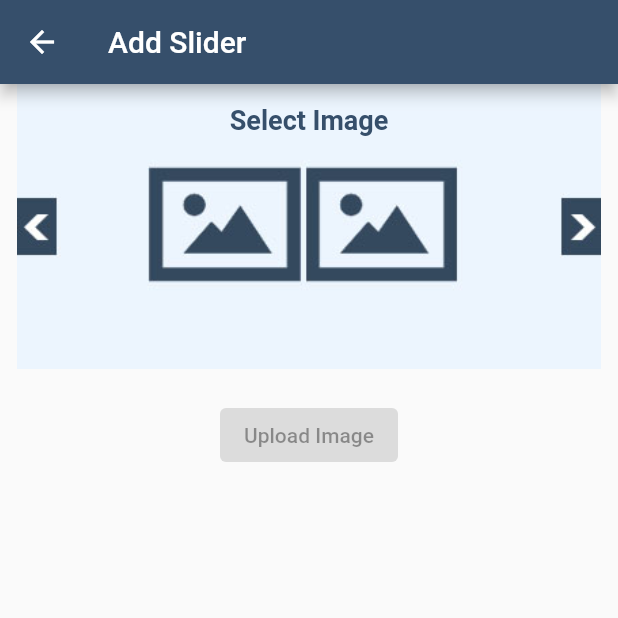
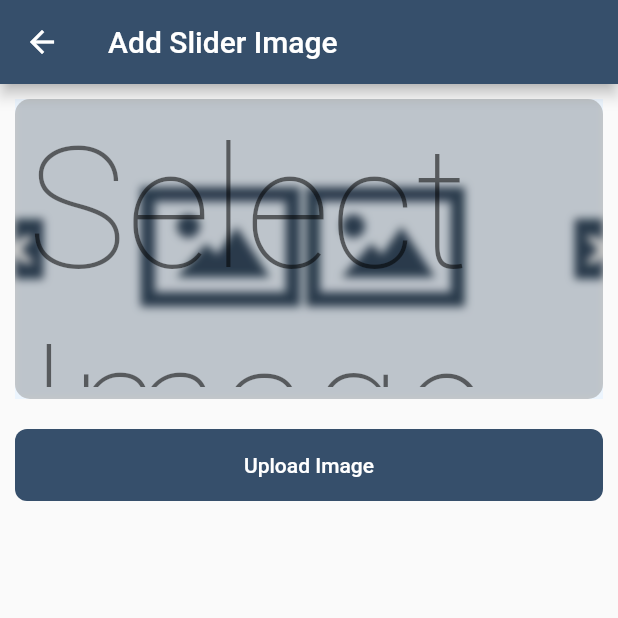
Before and after one commit to Aashish-Dahal/gadget_admin, a Flutter app: the HomeSlider screen opened directly, on a phone screen of 412 x 824 dp, the top half of it. Run offline on Flutter 3.47's test engine with Material 2 defaults, Android fonts, the light colour scheme and no system bars; our stand-ins replace cloud_firestore, equatable, firebase_core, firebase_storage, image_picker; accounts and stored records are empty.

Commit message:
fix: slider screen

```diff
--- a/lib/presentation/screen/slider_screen.dart
+++ b/lib/presentation/screen/slider_screen.dart
@@ -1,9 +1,41 @@
 import 'dart:io';
-import 'package:admin_panel/data/firebase/firebase_base.dart';
-import 'package:firebase_storage/firebase_storage.dart';
-import 'package:flutter/material.dart';
+import 'dart:ui' show ImageFilter;
+import 'package:admin_panel/business/services/firebase_services.dart';
+import 'package:admin_panel/config/style/mp_value.dart';
+import 'package:admin_panel/data/model/slider_model.dart';
+import 'package:flutter/material.dart'
+    show
+        Alignment,
+        AppBar,
+        BackdropFilter,
+        BorderRadius,
+        BoxFit,
+        BuildContext,
+        ClipRRect,
+        Colors,
+        Column,
+        Container,
+        EdgeInsets,
+        ElevatedButton,
+        Image,
+        Key,
+        MainAxisSize,
+        Padding,
+        Scaffold,
+        SizedBox,
+        Stack,
+        StackFit,
+        State,
+        StatefulWidget,
+        Text,
+        TextButton,
+        Theme,
+        TileMode,
+        Widget;
 import 'package:image_picker/image_picker.dart'
     show ImagePicker, ImageSource, XFile;
+
+import '../widgets/button.dart';
 
 class HomeSlider extends StatefulWidget {
   const HomeSlider({Key? key}) : super(key: key);
@@ -19,51 +51,65 @@ class _HomeSliderState extends State<HomeSlider> {
   Widget build(BuildContext context) {
     return Scaffold(
       appBar: AppBar(
-        title: const Text("Add Slider"),
+        title: const Text("Add Slider Image"),
       ),
-      body: Column(
+      body: Padding(
+        padding: const EdgeInsets.only(
+            top: AppPadding.p10, right: AppPadding.p10, left: AppPadding.p10),
+        child: Column(
+          mainAxisSize: MainAxisSize.min,
           children: [
-          Stack(
+            SizedBox(
+              height: 200,
+              child: Stack(
+                fit: StackFit.expand,
                 children: [
-              Container(
-                height: 190,
-                decoration: BoxDecoration(
-                    image: _image != null
-                        ? DecorationImage(
-                            image: FileImage(_image!), fit: BoxFit.cover)
-                        : const DecorationImage(
-                            image: AssetImage(
-                                "assets/images/slider_background.jpg"))),
-              ),
                   _image != null
-                  ? const SizedBox()
-                  : Align(
-                      alignment: Alignment.topCenter,
+                      ? ClipRRect(
+                          borderRadius: BorderRadius.circular(10),
+                          child: Image.file(_image!, fit: BoxFit.cover))
+                      : Image.asset('assets/images/slider_background.jpg',
+                          fit: BoxFit.cover),
+                  ClipRRect(
+                    borderRadius: BorderRadius.circular(10),
+                    child: BackdropFilter(
+                      filter: ImageFilter.blur(
+                          sigmaX: 3, sigmaY: 3, tileMode: TileMode.mirror),
+                      child: Container(
+                          color: Colors.black.withOpacity(.2),
+                          alignment: Alignment.center,
                           child: TextButton(
                               onPressed: () {
                                 _openImagePicker();
                               },
-                          child: const Text(
-                            "Select Image",
-                            style: TextStyle(
-                                fontSize: 18, fontWeight: FontWeight.bold),
-                          ))),
+                              child: Text("Select Image",
+                                  style:
+                                      Theme.of(context).textTheme.headline1))),
+                    ),
+                  ),
                 ],
+              ),
             ),
             const SizedBox(
               height: 20,
             ),
-          ElevatedButton(
-              onPressed: (_image == null)
-                  ? null
+            Button(
+              width: double.infinity,
+              size: ButtonSize.large,
+              type: ButtonType.filled,
+              onPressed: _image == null
+                  ? () {}
                   : () async {
-                      TaskState state = await _uploadImage();
-                      if (state == TaskState.success) {
-                        print("success");
+                      String? url = await FireBaseServices.uploadImage(_image!);
+                      if (url != null) {
+                        FireBaseServices.uploadBannerData(
+                            SliderModel(imagePath: url));
                       }
                     },
-              child: const Text("Upload Image"))
+              child: const Text("Upload Image"),
+            ),
           ],
+        ),
       ),
     );
   }
@@ -77,16 +123,4 @@ class _HomeSliderState extends State<HomeSlider> {
       });
     }
   }
-
-  Future<TaskState> _uploadImage() async {
-    final ref = FirebaseBase.storageInstance
-        .ref()
-        .child("sliderImages")
-        .child(_image!.path.split("/cache/").last);
-    var result = await ref.putFile(File(_image!.path));
-    var url = await ref.getDownloadURL();
-    final docUser = FirebaseBase.firestoreInstance.collection('slider').doc();
-    await docUser.set({'id': docUser.id, 'imagePath': url});
-    return result.state;
 }
-}
```
Lines whose indentation alone changed are shown as unchanged.
